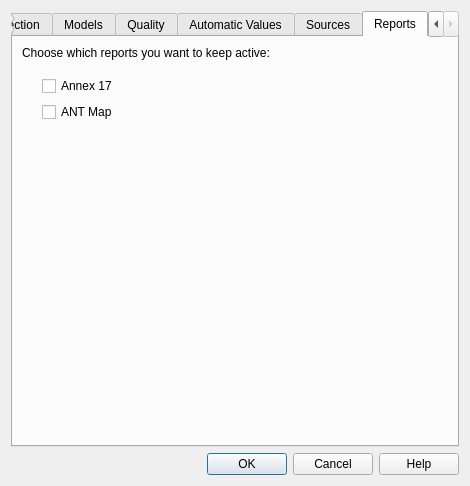
Old version of the form asistente_ladm_col/ui/settings_dialog.ui in the repository SwissTierrasColombia/Asistente-LADM-COL.
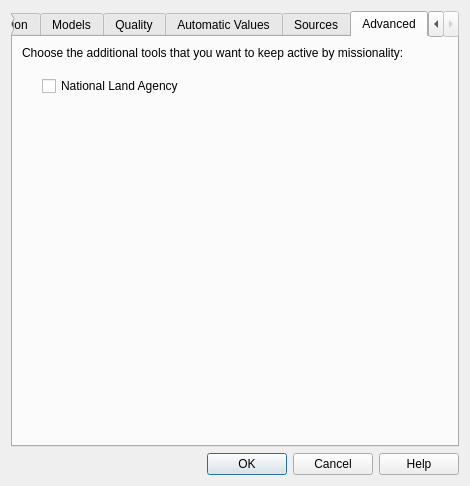
New version of the form. The open tabs and pages were chosen to show the change. Icons and pictures are not drawn. Custom widgets are drawn as their Qt base class.

Commit message: Use advanced tab settings instead reports

```diff
--- a/asistente_ladm_col/ui/settings_dialog.ui
+++ b/asistente_ladm_col/ui/settings_dialog.ui
@@ -585,13 +585,13 @@
      </widget>
      <widget class="QWidget" name="tab_reports">
       <attribute name="title">
-       <string>Reports</string>
+       <string>Advanced</string>
       </attribute>
       <layout class="QVBoxLayout" name="verticalLayout_2">
        <item>
         <widget class="QLabel" name="label_2">
          <property name="text">
-          <string>Choose which reports you want to keep active:</string>
+          <string>Choose the additional tools that you want to keep active by missionality:</string>
          </property>
         </widget>
        </item>
@@ -613,21 +613,17 @@
        </item>
        <item>
         <layout class="QGridLayout" name="gridLayout_4">
-         <item row="0" column="1">
-          <widget class="QCheckBox" name="chk_annex_17_report">
-           <property name="text">
-            <string>Annex 17</string>
-           </property>
-          </widget>
-         </item>
          <item row="1" column="1">
-          <widget class="QCheckBox" name="chk_ant_map_report">
+          <widget class="QCheckBox" name="chk_ant_tools">
+           <property name="enabled">
+            <bool>true</bool>
+           </property>
            <property name="text">
-            <string>ANT Map</string>
+            <string>National Land Agency</string>
            </property>
           </widget>
          </item>
-         <item row="0" column="0">
+         <item row="1" column="0">
           <spacer name="horizontalSpacer_9">
            <property name="orientation">
             <enum>Qt::Horizontal</enum>
```
Left out of the diff: 2 changed lines with no effect on the pictures. The commit also changes 4 other files.
